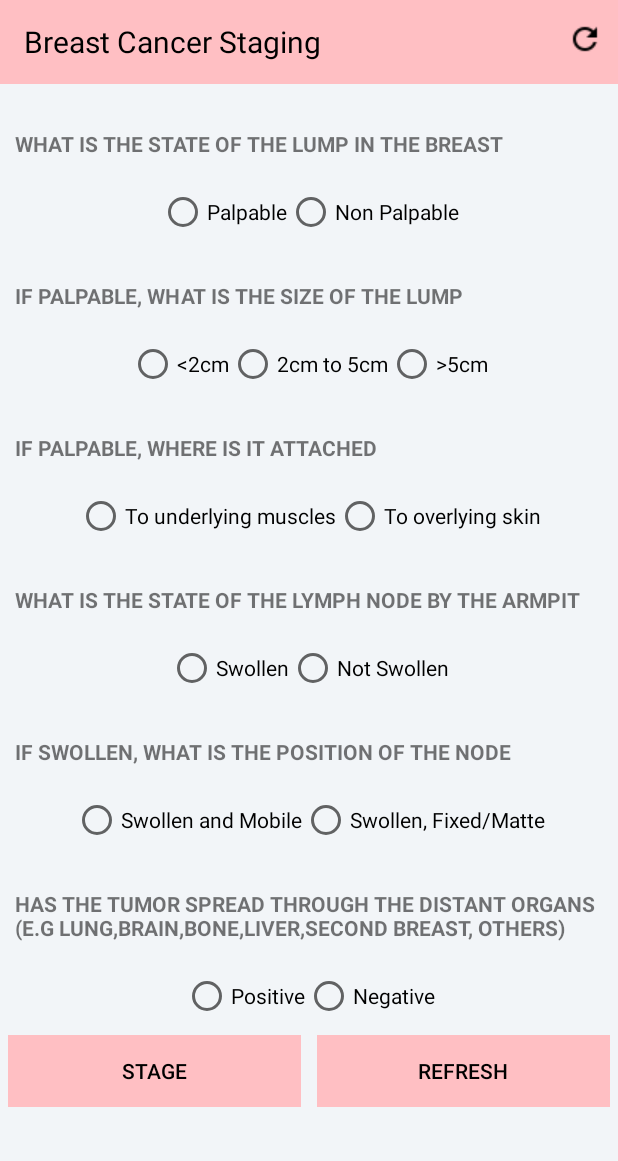
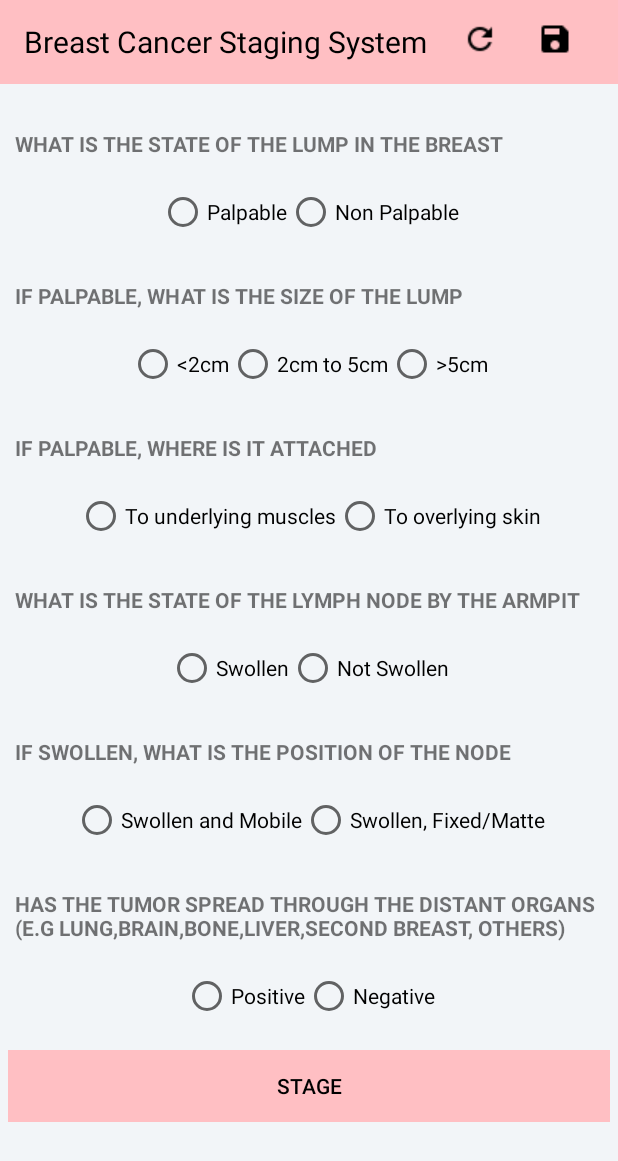
Before and after one commit to Ayoolamasha/Breast-Cancer-Staging-System-, an Android app: the screen it shows after launch (MainActivity), on a phone screen of 412 x 824 dp. Shown: the top 1161 px of the screen. Run offline under Robolectric (Android 15) with nearby library versions, the phone set to English and light mode, and no system bars.

Commit message:
made changes to the layout, still need to add snackbar

```diff
--- a/app/src/main/java/com/ayoolamasha/breastcancerstaging/Activities/MainActivity.java
+++ b/app/src/main/java/com/ayoolamasha/breastcancerstaging/Activities/MainActivity.java
@@ -8,6 +8,7 @@ import android.view.View;
 import android.view.animation.Animation;
 import android.view.animation.AnimationUtils;
 import android.widget.Button;
+import android.widget.ImageView;
 import android.widget.RadioButton;
 import android.widget.RadioGroup;
 import android.widget.TextView;
@@ -20,7 +21,8 @@ public class MainActivity extends AppCompatActivity {
     private RadioButton palpable, nonPalpable, sizeLessThan2, size2to5, size5more,
     attachedUnder, attachedOver, nodeSwollen, nodeNotSwollen,
             nodeSwollenMobile, nodeSwollenFixed, spreadPositive, spreadNegative;
-    private Button stage, refresh, clickHere;
+    private Button stage;
+    private ImageView roomDatabase;
     private TextView stageText;
 
     @Override
@@ -29,8 +31,6 @@ public class MainActivity extends AppCompatActivity {
         setContentView(R.layout.activity_main);
         viewsSetup();
 
-
-
         stage.setOnClickListener(new View.OnClickListener() {
             @Override
             public void onClick(View view) {
@@ -38,47 +38,46 @@ public class MainActivity extends AppCompatActivity {
                 if ((sizeLessThan2.isChecked() || nonPalpable.isChecked()) && nodeNotSwollen.isChecked()){
                     stageText.setVisibility(View.VISIBLE);
                     stageText.setText(getResources().getText(R.string.stage_1));
-                    //stageText.setBackgroundColor(getResources().getColor(R.color.colorPrimaryDark));
-                    buttonAnim();
+
 
 
                 }
                 else if(nonPalpable.isChecked() && nodeSwollen.isChecked()){
                     stageText.setVisibility(View.VISIBLE);
                     stageText.setText(getResources().getText(R.string.stage_2));
-                    clickHere.setVisibility(View.VISIBLE);
+
 
 
                 }
                 else if (sizeLessThan2.isChecked() && nodeSwollen.isChecked()){
                     stageText.setVisibility(View.VISIBLE);
                     stageText.setText(getResources().getText(R.string.stage_2));
-                    clickHere.setVisibility(View.VISIBLE);
+
 
                 }
                 else if (size2to5.isChecked() && nodeNotSwollen.isChecked()){
                     stageText.setVisibility(View.VISIBLE);
                     stageText.setText(getResources().getText(R.string.stage_2));
-                    clickHere.setVisibility(View.VISIBLE);
+
 
                 }
                 else if (size5more.isChecked() && nodeSwollenMobile.isChecked()){
                     stageText.setVisibility(View.VISIBLE);
                     stageText.setText(getResources().getText(R.string.stage_2));
-                    clickHere.setVisibility(View.VISIBLE);
+
 
                 }
                 else if (nonPalpable.isChecked() && nodeSwollenFixed.isChecked()){
                     stageText.setVisibility(View.VISIBLE);
                     stageText.setText(getResources().getText(R.string.stage_3));
-                    clickHere.setVisibility(View.VISIBLE);
+
 
                 }
                 else if ((sizeLessThan2.isChecked() || size2to5.isChecked() || size5more.isChecked())
                         &&(attachedUnder.isChecked() || attachedOver.isChecked())){
                     stageText.setVisibility(View.VISIBLE);
                     stageText.setText(getResources().getText(R.string.stage_3));
-                    clickHere.setVisibility(View.VISIBLE);
+
 
                 }
                 else if (sizeLessThan2.isChecked() || (size2to5.isChecked())
@@ -86,14 +85,14 @@ public class MainActivity extends AppCompatActivity {
 
                     stageText.setVisibility(View.VISIBLE);
                     stageText.setText(getResources().getText(R.string.stage_3));
-                    clickHere.setVisibility(View.VISIBLE);
+
 
                 }
                 else if ((palpable.isChecked() || nonPalpable.isChecked()) || (attachedUnder.isChecked()
                         || attachedOver.isChecked()) || (nodeSwollen.isChecked() || nodeNotSwollen.isChecked()) && spreadPositive.isChecked()){
                     stageText.setVisibility(View.VISIBLE);
                     stageText.setText(getResources().getText(R.string.stage_4));
-                    clickHere.setVisibility(View.VISIBLE);
+
                 }else{
                     Toast.makeText(MainActivity.this, "Option not valid", Toast.LENGTH_SHORT).show();
                 }
@@ -101,18 +100,9 @@ public class MainActivity extends AppCompatActivity {
             }
         });
 
-        refresh.setOnClickListener(new View.OnClickListener() {
+        roomDatabase.setOnClickListener(new View.OnClickListener() {
             @Override
             public void onClick(View view) {
-//                lumpStateRg.clearCheck();
-//                lumpSizeRg.clearCheck();
-//                lumpAttachmentRg.clearCheck();
-//                nodeStateRg.clearCheck();
-//                nodePositionRg.clearCheck();
-//                tumorStateRg.clearCheck();
-//                stageText.setVisibility(View.GONE);
-//                clickHere.setVisibility(View.GONE);
-
                 Intent intent = new Intent(getApplicationContext(), PatientRecordActivity.class);
                 startActivity(intent);
 
@@ -135,7 +125,6 @@ public class MainActivity extends AppCompatActivity {
         spreadPositive = findViewById(R.id.spreadPositive);
         spreadNegative = findViewById(R.id.spreadNegative);
         stage = findViewById(R.id.stageBtn);
-        refresh = findViewById(R.id.refreshBtn);
         lumpStateRg = findViewById(R.id.lumpStateRg);
         lumpSizeRg = findViewById(R.id.lumpPalpableSizeRg);
         lumpAttachmentRg = findViewById(R.id.lumpPalpableAttachmentRg);
@@ -143,17 +132,11 @@ public class MainActivity extends AppCompatActivity {
         nodePositionRg = findViewById(R.id.nodeSwollenPositionRg);
         tumorStateRg = findViewById(R.id.tumorSpreadRg);
         stageText = findViewById(R.id.stageText);
-        clickHere = findViewById(R.id.clickHere);
+        roomDatabase = findViewById(R.id.roomDB);
 
         stageText.setVisibility(View.GONE);
-        clickHere.setVisibility(View.GONE);
     }
 
-    private void buttonAnim(){
-        clickHere.setVisibility(View.VISIBLE);
-        Animation sideAnimation = AnimationUtils.loadAnimation(getApplicationContext(), R.anim.bottom_anim);
-        clickHere.setAnimation(sideAnimation);
-    }
 
 
     public void refresh(View view) {
@@ -164,6 +147,6 @@ public class MainActivity extends AppCompatActivity {
         nodePositionRg.clearCheck();
         tumorStateRg.clearCheck();
         stageText.setVisibility(View.GONE);
-        clickHere.setVisibility(View.GONE);
+
     }
 }
--- a/app/src/main/res/layout/activity_main.xml
+++ b/app/src/main/res/layout/activity_main.xml
@@ -37,12 +37,24 @@
                     android:layout_width="wrap_content"
                     android:layout_height="wrap_content"
                     android:src="@drawable/ic_refresh"
+                    android:contentDescription="@string/img_content"
+                    android:onClick="refresh"
                     android:layout_alignParentEnd="true"
-                    android:layout_alignParentRight="true"
-                    android:layout_marginEnd="10dp"
-                    android:layout_marginRight="10dp"
+                    android:layout_marginEnd="80dp"
+                    android:layout_marginRight="80dp"
+                    android:layout_alignParentRight="true" />
+
+                <ImageView
+                    android:id="@+id/roomDB"
+                    android:layout_width="wrap_content"
+                    android:layout_height="wrap_content"
+                    android:src="@drawable/ic_save"
+                    android:layout_alignParentEnd="true"
                     android:contentDescription="@string/img_content"
-                    android:onClick="refresh"/>
+                    android:layout_marginEnd="30dp"
+                    android:layout_marginRight="30dp"
+                    android:layout_alignParentRight="true" />
+
 
             </RelativeLayout>
 
@@ -282,17 +294,15 @@
 
 
 
-
         <LinearLayout
             android:layout_width="match_parent"
             android:layout_height="wrap_content"
-            android:layout_marginTop="10dp"
+            android:layout_marginTop="20dp"
             android:orientation="horizontal">
             <Button
                 android:id="@+id/stageBtn"
-                android:layout_width="wrap_content"
+                android:layout_width="match_parent"
                 android:layout_height="wrap_content"
-                android:layout_weight="1"
                 style="@style/Widget.AppCompat.Button.Borderless"
                 android:background="@color/colorPink"
                 android:textColor="@color/colorBlack"
@@ -301,18 +311,6 @@
                 android:text="@string/btn_stage"
                 android:layout_marginEnd="5dp" />
 
-            <Button
-                android:id="@+id/refreshBtn"
-                android:layout_width="wrap_content"
-                android:layout_height="wrap_content"
-                android:layout_weight="1"
-                style="@style/Widget.AppCompat.Button.Borderless"
-                android:layout_marginLeft="5dp"
-                android:background="@color/colorPink"
-                android:textColor="@color/colorBlack"
-                android:text="@string/refresh"
-                android:layout_marginStart="5dp"
-                android:layout_marginEnd="5dp"/>
 
         </LinearLayout>
 
@@ -334,23 +332,7 @@
                 android:textSize="16sp"
                 android:gravity="center"
                 />
-
-            <Button
-                android:id="@+id/clickHere"
-                android:layout_width="100dp"
-                android:layout_height="wrap_content"
-                android:text="@string/click_here"
-                android:textColor="@color/colorBlack"
-                android:gravity="center"
-                android:layout_gravity="center"
-                android:layout_marginTop="10dp"
-                android:layout_marginBottom="10dp"
-                android:background="@drawable/button_round"/>
-
-
         </LinearLayout>
-
-
 
     </LinearLayout>
 
--- a/app/src/main/res/values/strings.xml
+++ b/app/src/main/res/values/strings.xml
@@ -1,5 +1,6 @@
 <resources>
-    <string name="app_name">Breast Cancer Staging</string>
+    <string name="app_name">Breast Cancer Staging System</string>
+    <string name="toolbar_app_name">Staging Form</string>
 
 <!--    QUESTIONS TITLE-->
     <string name="lump">What is the state of the lump in the breast </string>
```
Also changed, not shown: app/src/main/res/drawable/ic_save.png (added).
